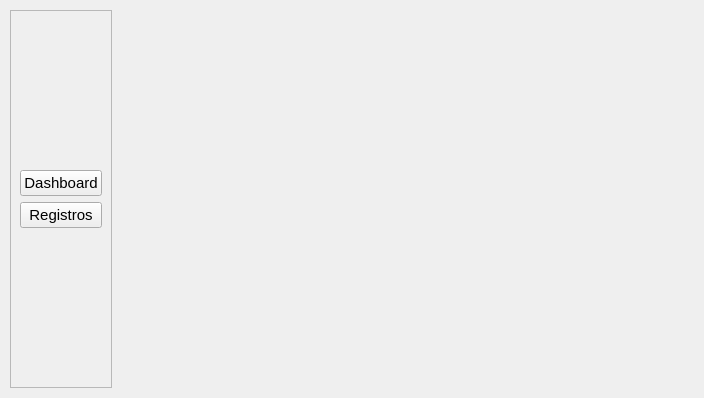
Qt form FinancesApp/src/ui/HomeForm.ui (iagoofelipe/Finances) before a commit.
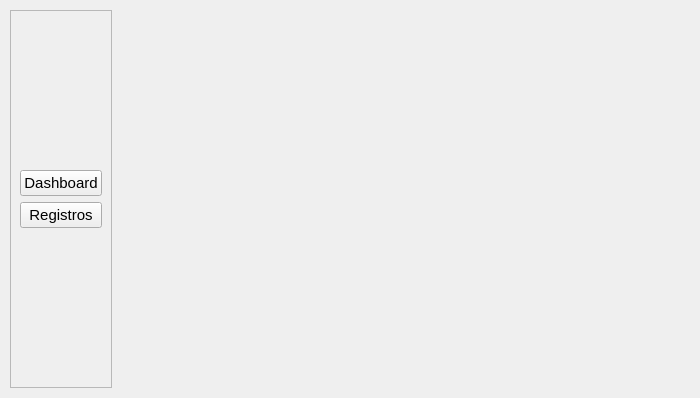
The same form after that commit.

Patch:
```diff
--- a/FinancesApp/src/ui/HomeForm.ui
+++ b/FinancesApp/src/ui/HomeForm.ui
@@ -6,7 +6,7 @@
    <rect>
     <x>0</x>
     <y>0</y>
-    <width>704</width>
+    <width>700</width>
     <height>398</height>
    </rect>
   </property>
```
